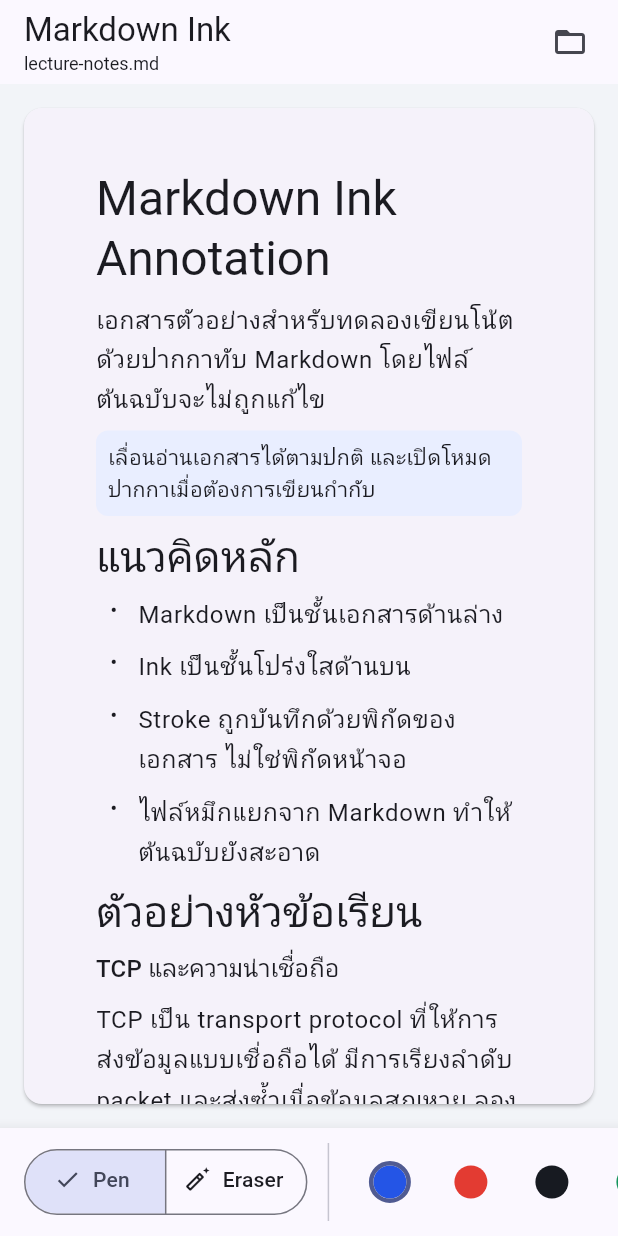
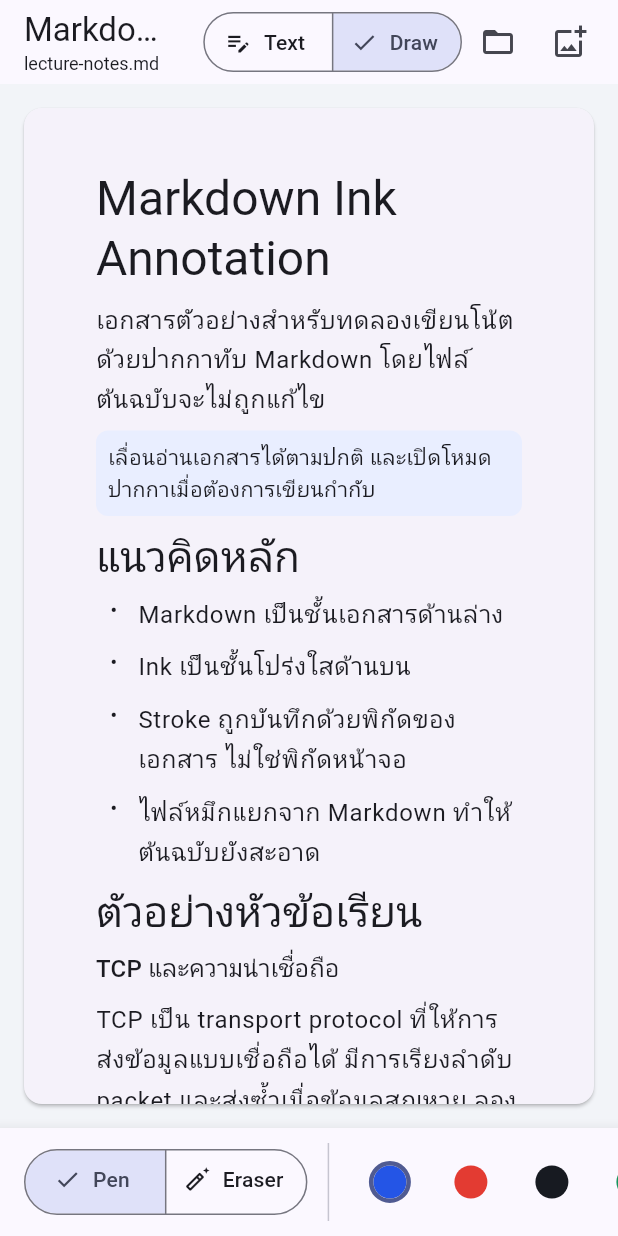
Before and after one commit to PetchAuisui/Markdown-INK, a Flutter app: the screen it shows after launch, on a phone screen of 412 x 824 dp. Run offline on Flutter 3.47's test engine with Material 3 defaults, Android fonts, the light colour scheme and no system bars; drawn by our look-alikes of flutter_markdown; our stand-ins replace file_picker, shared_preferences.

Commit message:
feat: edit Markdown and insert images with text draw modes

```diff
--- a/lib/src/annotation_page.dart
+++ b/lib/src/annotation_page.dart
@@ -23,21 +23,29 @@
   static const _documentHeight = 1500.0;
   final _inkController = InkController();
   final _store = AnnotationStore();
+  final _editor = TextEditingController();
   bool _drawWithTouch = false;
+  bool _textMode = false;
   String _documentName = 'lecture-notes.md';
   String _markdown = sampleMarkdown;
   Timer? _saveTimer;
+  Timer? _markdownSaveTimer;
 
   @override
   void initState() {
     super.initState();
     _inkController.addListener(_scheduleInkSave);
+    _editor.text = _markdown;
+    _editor.addListener(_onMarkdownChanged);
     _loadLastDocument();
   }
 
   @override
   void dispose() {
     _saveTimer?.cancel();
+    _markdownSaveTimer?.cancel();
+    _editor.removeListener(_onMarkdownChanged);
+    _editor.dispose();
     _inkController.removeListener(_scheduleInkSave);
     _inkController.dispose();
     super.dispose();
@@ -50,7 +58,17 @@
       _documentName = document.name;
       _markdown = document.markdown;
     });
+    _editor.text = document.markdown;
     _inkController.loadStrokes(document.strokes);
+  }
+
+  void _onMarkdownChanged() {
+    if (_markdown == _editor.text) return;
+    _markdown = _editor.text;
+    _markdownSaveTimer?.cancel();
+    _markdownSaveTimer = Timer(const Duration(milliseconds: 500), () {
+      _store.saveMarkdown(_documentName, _editor.text);
+    });
   }
 
   Future<void> _pickMarkdown() async {
@@ -64,13 +82,64 @@
     final bytes = file.bytes;
     if (bytes == null || !mounted) return;
     final markdown = utf8.decode(bytes, allowMalformed: true);
+    _saveTimer?.cancel();
+    _markdownSaveTimer?.cancel();
+    await _store.saveInk(_documentName, _inkController.strokes);
     final strokes = await _store.openDocument(file.name, markdown);
     if (!mounted) return;
     setState(() {
       _documentName = file.name;
       _markdown = markdown;
     });
+    _editor.text = markdown;
     _inkController.loadStrokes(strokes);
+  }
+
+  Future<void> _insertImage() async {
+    if (!_textMode) setState(() => _textMode = true);
+    final result = await FilePicker.platform.pickFiles(
+      type: FileType.custom,
+      allowedExtensions: const ['png', 'jpg', 'jpeg', 'gif', 'webp'],
+      withData: true,
+    );
+    if (result == null || !mounted) return;
+    final file = result.files.single;
+    final bytes = file.bytes;
+    if (bytes == null) return;
+    final extension = file.extension?.toLowerCase();
+    final mime = switch (extension) {
+      'jpg' || 'jpeg' => 'image/jpeg',
+      'gif' => 'image/gif',
+      'webp' => 'image/webp',
+      _ => 'image/png',
+    };
+    final alt = file.name.replaceAll(RegExp(r'[\\[\\]]'), '');
+    final imageMarkdown = '![$alt](data:$mime;base64,${base64Encode(bytes)})';
+    final selection = _editor.selection;
+    final position = selection.isValid ? selection.start : _editor.text.length;
+    final end = selection.isValid ? selection.end : position;
+    final text = _editor.text;
+    final insertion = '\n$imageMarkdown\n';
+    _editor.value = TextEditingValue(
+      text: text.replaceRange(position, end, insertion),
+      selection: TextSelection.collapsed(offset: position + insertion.length),
+    );
+  }
+
+  Widget _buildImage(MarkdownImageConfig config) {
+    final uri = config.uri;
+    final alt = config.alt;
+    if (uri.scheme != 'data') return Text(alt ?? 'Image unavailable');
+    try {
+      final bytes = UriData.fromUri(uri).contentAsBytes();
+      return Image.memory(
+        bytes,
+        fit: BoxFit.contain,
+        errorBuilder: (_, _, _) => Text(alt ?? 'Image unavailable'),
+      );
+    } on FormatException {
+      return Text(alt ?? 'Image unavailable');
+    }
   }
 
   void _scheduleInkSave() {
@@ -92,10 +161,32 @@
           ],
         ),
         actions: [
+          SegmentedButton<bool>(
+            segments: const [
+              ButtonSegment(
+                value: true,
+                icon: Icon(Icons.edit_note),
+                label: Text('Text'),
+              ),
+              ButtonSegment(
+                value: false,
+                icon: Icon(Icons.draw_outlined),
+                label: Text('Draw'),
+              ),
+            ],
+            selected: {_textMode},
+            onSelectionChanged: (selection) =>
+                setState(() => _textMode = selection.first),
+          ),
           IconButton(
             tooltip: 'Open Markdown file',
             onPressed: _pickMarkdown,
             icon: const Icon(Icons.folder_open_outlined),
+          ),
+          IconButton(
+            tooltip: 'Insert image',
+            onPressed: _insertImage,
+            icon: const Icon(Icons.add_photo_alternate_outlined),
           ),
           const SizedBox(width: 8),
         ],
@@ -106,24 +197,54 @@
           child: Card(
             margin: const EdgeInsets.all(16),
             clipBehavior: Clip.antiAlias,
-            child: ScrollConfiguration(
+            child: _textMode
+                ? Padding(
+                    padding: const EdgeInsets.all(24),
+                    child: TextField(
+                      controller: _editor,
+                      autofocus: true,
+                      expands: true,
+                      maxLines: null,
+                      textAlignVertical: TextAlignVertical.top,
+                      style: const TextStyle(
+                        fontFamily: 'monospace',
+                        fontSize: 15,
+                        height: 1.5,
+                      ),
+                      decoration: const InputDecoration(
+                        border: InputBorder.none,
+                        hintText: 'Write Markdown here…',
+                      ),
+                    ),
+                  )
+                : ScrollConfiguration(
                     behavior: const _DocumentScrollBehavior(),
                     child: SingleChildScrollView(
                       physics: _drawWithTouch
                           ? const NeverScrollableScrollPhysics()
                           : const ClampingScrollPhysics(),
                       child: ConstrainedBox(
-                  constraints: const BoxConstraints(minHeight: _documentHeight),
+                        constraints: const BoxConstraints(
+                          minHeight: _documentHeight,
+                        ),
                         child: Stack(
                           children: [
                             Padding(
-                        padding: const EdgeInsets.fromLTRB(48, 40, 48, 120),
+                              padding: const EdgeInsets.fromLTRB(
+                                48,
+                                40,
+                                48,
+                                120,
+                              ),
                               child: MarkdownBody(
                                 data: _markdown,
+                                sizedImageBuilder: _buildImage,
                                 selectable: true,
                                 styleSheet: MarkdownStyleSheet(
                                   h1: Theme.of(context).textTheme.headlineLarge,
-                            h2: Theme.of(context).textTheme.headlineMedium,
+                                  h2: Theme.of(
+                                    context,
+                                  ).textTheme.headlineMedium,
                                   p: Theme.of(
                                     context,
                                   ).textTheme.bodyLarge?.copyWith(height: 1.65),
@@ -148,7 +269,9 @@
           ),
         ),
       ),
-      bottomNavigationBar: InkToolbar(
+      bottomNavigationBar: _textMode
+          ? null
+          : InkToolbar(
               controller: _inkController,
               drawWithTouch: _drawWithTouch,
               onDrawWithTouchChanged: (value) {
--- a/lib/src/persistence/annotation_store.dart
+++ b/lib/src/persistence/annotation_store.dart
@@ -40,6 +40,12 @@
     return _decodeStrokes(preferences.getString(_inkKey(name)));
   }
 
+  Future<void> saveMarkdown(String name, String markdown) async {
+    final preferences = await SharedPreferences.getInstance();
+    await preferences.setString(_documentNameKey, name);
+    await preferences.setString(_documentContentKey, markdown);
+  }
+
   Future<void> saveInk(String documentName, List<InkStroke> strokes) async {
     final preferences = await SharedPreferences.getInstance();
     final json = jsonEncode(strokes.map((stroke) => stroke.toJson()).toList());
```
Also changed, not shown: 2 other files. Lines whose indentation alone changed are shown as unchanged.
